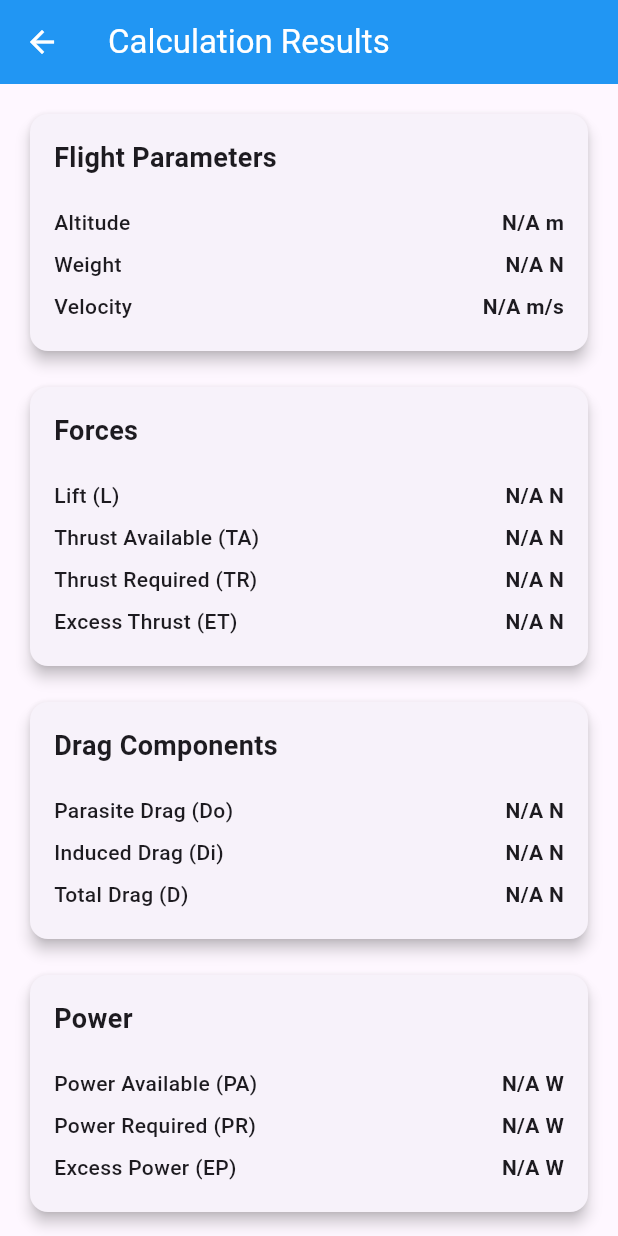
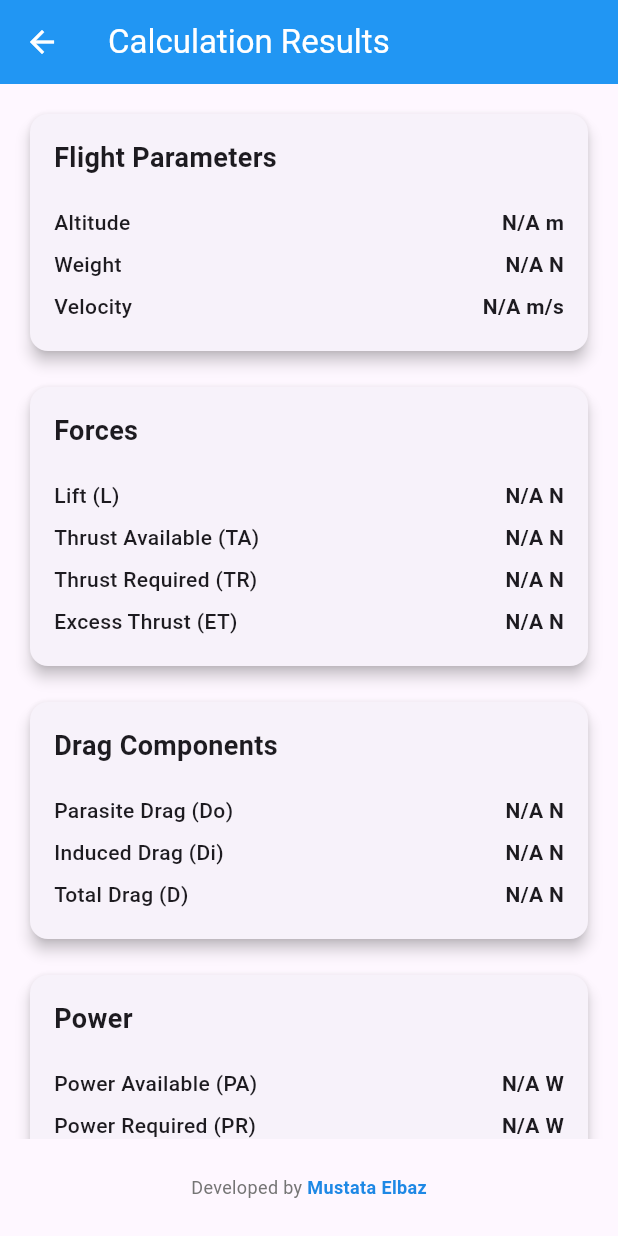
Before and after one commit to m9stafa05/Aircraft-Performance-Calculator, a Flutter app: the ResultsScreen screen opened directly with empty values, on a phone screen of 412 x 824 dp. Run offline on Flutter 3.47's test engine with Material 3 defaults, Android fonts, the phone set to English and light mode, and no system bars; our stand-ins replace firebase_core; accounts and stored records are empty.

Commit message:
Add footer widget to all screens for consistent branding. Update main.dart for Firebase initialization and restructure app layout. Create .firebaserc and firebase.json for Firebase hosting configuration.

```diff
--- a/lib/main.dart
+++ b/lib/main.dart
@@ -1,9 +1,14 @@
 import 'package:flight_calc/screens/calculator_screen.dart';
+import 'package:flight_calc/widgets/footer.dart';
 import 'package:flutter/material.dart';
+import 'package:firebase_core/firebase_core.dart';
+import 'firebase_options.dart';
 
-
-void main() {
+void main() async {
   runApp(const MyApp());
+  await Firebase.initializeApp(
+    options: DefaultFirebaseOptions.currentPlatform,
+  );
 }
 
 class MyApp extends StatelessWidget {
@@ -18,7 +23,10 @@ class MyApp extends StatelessWidget {
         primarySwatch: Colors.blue,
         useMaterial3: true,
       ),
-      home: const CalculatorScreen(),
+      home: const Scaffold(
+        body: CalculatorScreen(),
+
+      ),
     );
   }
 }
--- a/lib/screens/calculator_screen.dart
+++ b/lib/screens/calculator_screen.dart
@@ -1,6 +1,7 @@
 import 'package:flight_calc/flight_calc.dart';
 import 'package:flight_calc/screens/custom_parameters_screen.dart';
 import 'package:flight_calc/screens/results_screen.dart';
+import 'package:flight_calc/widgets/footer.dart';
 import 'package:flutter/material.dart';
 
 class CalculatorScreen extends StatefulWidget {
@@ -543,6 +544,7 @@ class _CalculatorScreenState
           ],
         ),
       ),
+      bottomNavigationBar: const Footer(),
     );
   }
 
--- a/lib/screens/custom_parameters_screen.dart
+++ b/lib/screens/custom_parameters_screen.dart
@@ -1,4 +1,5 @@
 import 'package:flutter/material.dart';
+import 'package:flight_calc/widgets/footer.dart';
 
 class CustomParametersScreen extends StatefulWidget {
   final Map<String, double> defaultValues;
@@ -154,6 +155,7 @@ class _CustomParametersScreenState
           ],
         ),
       ),
+      bottomNavigationBar: const Footer(),
     );
   }
 
--- a/lib/screens/results_screen.dart
+++ b/lib/screens/results_screen.dart
@@ -1,4 +1,5 @@
 import 'package:flutter/material.dart';
+import 'package:flight_calc/widgets/footer.dart';
 
 class ResultsScreen extends StatelessWidget {
   final Map<String, double> results;
@@ -24,71 +25,145 @@ class ResultsScreen extends StatelessWidget {
           crossAxisAlignment: CrossAxisAlignment.stretch,
           children: [
             if (customParameters != null) ...[
-              _buildResultsCard(
-                'Custom Parameters',
-                [
-                  _buildResultRow('Velocity', customParameters!['velocity'], 'm/s'),
-                  _buildResultRow('Surface Area', customParameters!['surfaceArea'], 'm²'),
-                  _buildResultRow('Zero-lift Drag Coefficient', customParameters!['dragCoefficient'], ''),
-                  _buildResultRow('Aspect Ratio', customParameters!['aspectRatio'], ''),
-                  _buildResultRow('Oswald Efficiency Factor', customParameters!['oswaldFactor'], ''),
-                  _buildResultRow('Weight', customParameters!['weight'], 'N'),
-                  _buildResultRow('Air Density', customParameters!['airDensity'], 'kg/m³'),
-                ],
+              _buildResultsCard('Custom Parameters', [
+                _buildResultRow(
+                  'Velocity',
+                  customParameters!['velocity'],
+                  'm/s',
                 ),
+                _buildResultRow(
+                  'Surface Area',
+                  customParameters!['surfaceArea'],
+                  'm²',
+                ),
+                _buildResultRow(
+                  'Zero-lift Drag Coefficient',
+                  customParameters!['dragCoefficient'],
+                  '',
+                ),
+                _buildResultRow(
+                  'Aspect Ratio',
+                  customParameters!['aspectRatio'],
+                  '',
+                ),
+                _buildResultRow(
+                  'Oswald Efficiency Factor',
+                  customParameters!['oswaldFactor'],
+                  '',
+                ),
+                _buildResultRow(
+                  'Weight',
+                  customParameters!['weight'],
+                  'N',
+                ),
+                _buildResultRow(
+                  'Air Density',
+                  customParameters!['airDensity'],
+                  'kg/m³',
+                ),
+              ]),
               const SizedBox(height: 16),
             ],
-            _buildResultsCard(
-              'Flight Parameters',
-              [
-                _buildResultRow('Altitude', results['altitude'], 'm'),
-                _buildResultRow('Weight', results['weight'], 'N'),
-                _buildResultRow('Velocity', results['velocity'], 'm/s'),
-              ],
+            _buildResultsCard('Flight Parameters', [
+              _buildResultRow(
+                'Altitude',
+                results['altitude'],
+                'm',
               ),
+              _buildResultRow(
+                'Weight',
+                results['weight'],
+                'N',
+              ),
+              _buildResultRow(
+                'Velocity',
+                results['velocity'],
+                'm/s',
+              ),
+            ]),
             const SizedBox(height: 16),
-            _buildResultsCard(
-              'Forces',
-              [
-                _buildResultRow('Lift (L)', results['lift'], 'N'),
-                _buildResultRow('Thrust Available (TA)', results['thrustAvailable'], 'N'),
-                _buildResultRow('Thrust Required (TR)', results['thrustRequired'], 'N'),
-                _buildResultRow('Excess Thrust (ET)', results['excessThrust'], 'N'),
-              ],
+            _buildResultsCard('Forces', [
+              _buildResultRow(
+                'Lift (L)',
+                results['lift'],
+                'N',
               ),
+              _buildResultRow(
+                'Thrust Available (TA)',
+                results['thrustAvailable'],
+                'N',
+              ),
+              _buildResultRow(
+                'Thrust Required (TR)',
+                results['thrustRequired'],
+                'N',
+              ),
+              _buildResultRow(
+                'Excess Thrust (ET)',
+                results['excessThrust'],
+                'N',
+              ),
+            ]),
             const SizedBox(height: 16),
-            _buildResultsCard(
-              'Drag Components',
-              [
-                _buildResultRow('Parasite Drag (Do)', results['parasiteDrag'], 'N'),
-                _buildResultRow('Induced Drag (Di)', results['inducedDrag'], 'N'),
-                _buildResultRow('Total Drag (D)', results['totalDrag'], 'N'),
-              ],
+            _buildResultsCard('Drag Components', [
+              _buildResultRow(
+                'Parasite Drag (Do)',
+                results['parasiteDrag'],
+                'N',
               ),
+              _buildResultRow(
+                'Induced Drag (Di)',
+                results['inducedDrag'],
+                'N',
+              ),
+              _buildResultRow(
+                'Total Drag (D)',
+                results['totalDrag'],
+                'N',
+              ),
+            ]),
             const SizedBox(height: 16),
-            _buildResultsCard(
-              'Power',
-              [
-                _buildResultRow('Power Available (PA)', results['powerAvailable'], 'W'),
-                _buildResultRow('Power Required (PR)', results['powerRequired'], 'W'),
-                _buildResultRow('Excess Power (EP)', results['excessPower'], 'W'),
-              ],
+            _buildResultsCard('Power', [
+              _buildResultRow(
+                'Power Available (PA)',
+                results['powerAvailable'],
+                'W',
               ),
+              _buildResultRow(
+                'Power Required (PR)',
+                results['powerRequired'],
+                'W',
+              ),
+              _buildResultRow(
+                'Excess Power (EP)',
+                results['excessPower'],
+                'W',
+              ),
+            ]),
             const SizedBox(height: 16),
-            _buildResultsCard(
-              'Performance',
-              [
-                _buildResultRow('Rate of Climb (Thrust)', results['rateOfClimbThrust'], 'm/s'),
-                _buildResultRow('Rate of Climb (Power)', results['rateOfClimbPower'], 'm/s'),
-              ],
+            _buildResultsCard('Performance', [
+              _buildResultRow(
+                'Rate of Climb (Thrust)',
+                results['rateOfClimbThrust'],
+                'm/s',
               ),
+              _buildResultRow(
+                'Rate of Climb (Power)',
+                results['rateOfClimbPower'],
+                'm/s',
+              ),
+            ]),
           ],
         ),
       ),
+      bottomNavigationBar: const Footer(),
     );
   }
 
-  Widget _buildResultsCard(String title, List<Widget> rows) {
+  Widget _buildResultsCard(
+    String title,
+    List<Widget> rows,
+  ) {
     return Card(
       elevation: 4,
       child: Padding(
@@ -111,7 +186,11 @@ class ResultsScreen extends StatelessWidget {
     );
   }
 
-  Widget _buildResultRow(String label, double? value, String unit) {
+  Widget _buildResultRow(
+    String label,
+    double? value,
+    String unit,
+  ) {
     return Padding(
       padding: const EdgeInsets.symmetric(vertical: 4.0),
       child: Row(
--- /dev/null
+++ b/lib/widgets/footer.dart
@@ -0,0 +1,34 @@
+import 'package:flutter/material.dart';
+
+class Footer extends StatelessWidget {
+  const Footer({super.key});
+
+  @override
+  Widget build(BuildContext context) {
+    return Padding(
+      padding: const EdgeInsets.symmetric(vertical: 24.0),
+      child: Row(
+        mainAxisAlignment: MainAxisAlignment.center,
+        children: [
+          Text(
+            'Developed by',
+            textAlign: TextAlign.center,
+            style: TextStyle(
+              color: Colors.grey[600],
+              fontSize: 12,
+            ),
+          ),
+          Text(
+            ' Mustata Elbaz',
+            textAlign: TextAlign.center,
+            style: TextStyle(
+              color: Colors.blue[600],
+              fontSize: 12,
+              fontWeight: FontWeight.bold,
+            ),
+          ),
+        ],
+      ),
+    );
+  }
+}
```
Also changed, not shown: firebase.json, 2 other files. Lines whose indentation alone changed are shown as unchanged.
